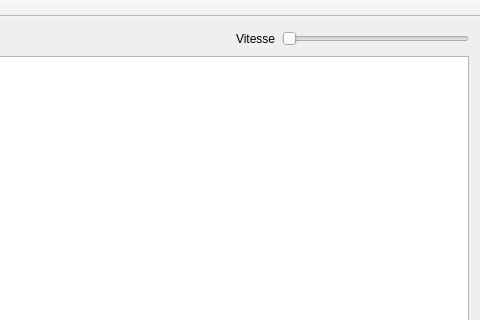
This is rsase/SGBag/ui/fenetreprincipale.ui in padenot/usdp as Qt 5 draws it before an edit; both pictures show x 339 to 819 and y 0 to 320 of the 819 by 613 pixel window. The edited form follows.
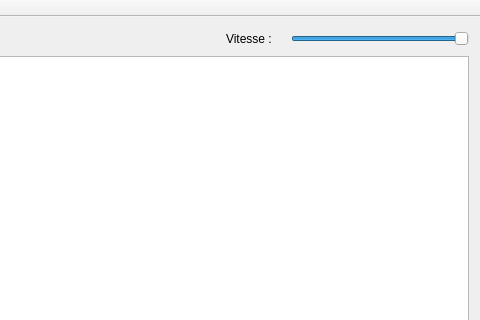
This is the edited form. Icons and pictures are not drawn.

Commit message: slider vitesse

```diff
--- a/rsase/SGBag/ui/fenetreprincipale.ui
+++ b/rsase/SGBag/ui/fenetreprincipale.ui
@@ -75,7 +75,14 @@
         <item>
          <widget class="QLabel" name="label">
           <property name="text">
-           <string>Vitesse</string>
+           <string>Vitesse :</string>
+          </property>
+         </widget>
+        </item>
+        <item>
+         <widget class="QLabel" name="vitesse">
+          <property name="text">
+           <string/>
           </property>
          </widget>
         </item>
@@ -87,6 +94,9 @@
           <property name="maximum">
            <number>100</number>
           </property>
+          <property name="value">
+           <number>100</number>
+          </property>
           <property name="orientation">
            <enum>Qt::Horizontal</enum>
           </property>
```
Left out of the diff: 2 changed lines with no effect on the pictures. The commit also changes 4 other files.
